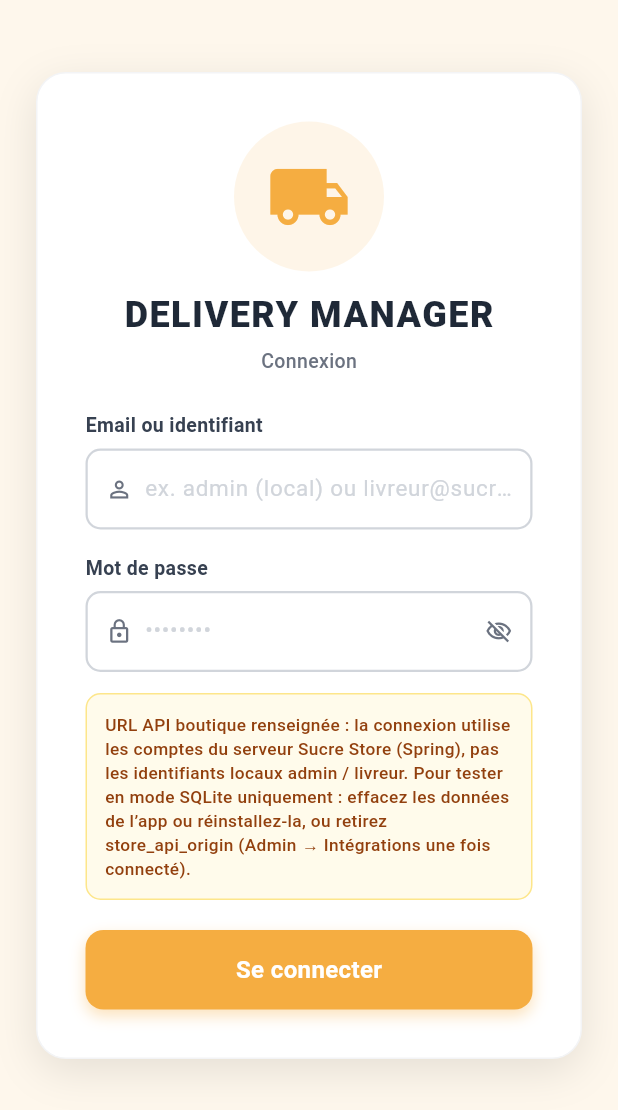
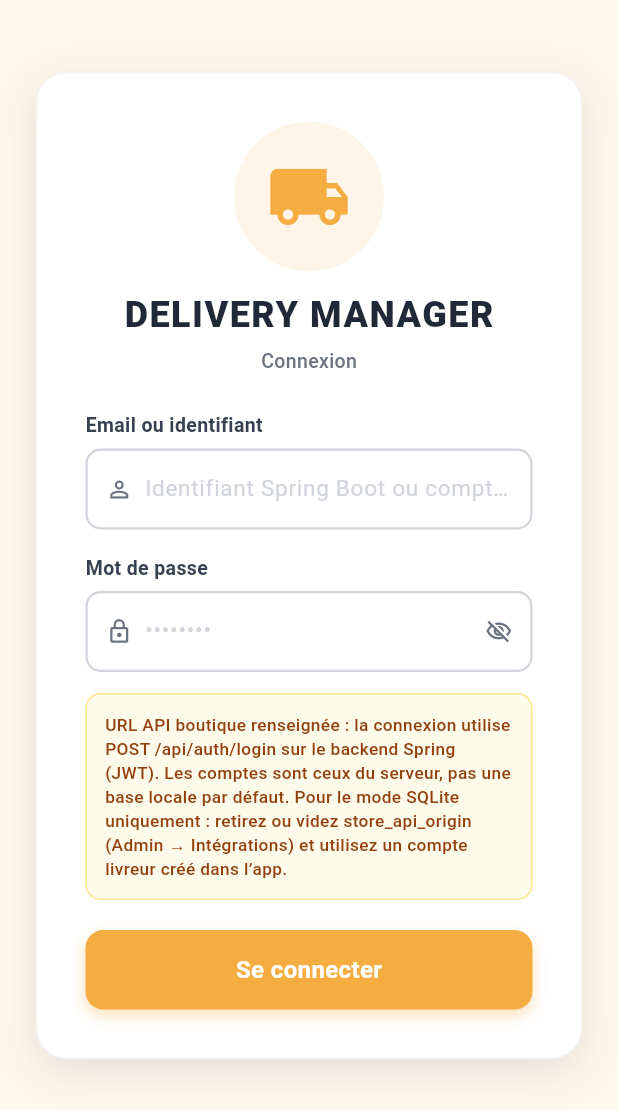
Before and after one commit to Kamal19612/SPIRIT-LIVRAISON, a Flutter app: the screen it shows after launch, after a tap on the "visibility" icon, on a phone screen of 412 x 824 dp. Shown: the top 1110 px of the screen. Run offline on Flutter 3.47's test engine with Material 3 defaults, Android fonts, the phone set to English and light mode, and no system bars; our stand-ins replace cached_network_image, dio, firebase_core, firebase_messaging, flutter_local_notifications, flutter_secure_storage and 4 more; missing offline and left inert: google_mlkit_text_recognition; accounts and stored records are empty.

Commit message:
correction 1

```diff
--- a/lib/config/app_config.dart
+++ b/lib/config/app_config.dart
@@ -1,19 +1,14 @@
 class AppConfig {
   static const String dbName    = 'delivery_manager.db';
-  static const int    dbVersion = 8;
-
-  /// Compte administrateur SQLite : créé au premier lancement et réinjecté au démarrage
-  /// si la ligne manque ([LocalDatabase.ensureDefaultLocalAccounts]). À changer en prod
-  /// après la première connexion locale (Admin) si vous exposez l’APK publiquement.
-  static const String defaultLocalAdminUsername = 'admin';
-  static const String defaultLocalAdminPassword = r'Pass_word.(1)@!';
+  static const int    dbVersion = 10;
 
   // Valeurs par défaut (écrasées par app_config en base)
   static const String defaultAppName      = 'Delivery Manager';
   static const String defaultLogoUrl      = '';
   static const String defaultPrimaryColor = '#F5AD41';
 
-  /// Backend boutique (Spring) par défaut, sans `/api`.
-  /// Peut être écrasé dans Admin → Intégrations.
+  /// Origine publique du backend Spring Boot, **sans** `/` final ni suffixe `/api`
+  /// (les appels utilisent `{origin}/api/...`). Production : spdelivery.
+  /// En local : `http://<votre_IP>:8081`. Peut être écrasé dans Admin → Intégrations.
   static const String defaultStoreApiOrigin = 'https://spdelivery.socialracine.com';
 }
--- a/lib/database/local_database.dart
+++ b/lib/database/local_database.dart
@@ -5,6 +5,7 @@ import 'package:sqflite_common_ffi/sqflite_ffi.dart';
 import 'package:path/path.dart';
 import '../config/app_config.dart';
 import '../models/user_model.dart';
+import '../utils/url_normalize.dart';
 
 class LocalDatabase {
   LocalDatabase._();
@@ -165,22 +166,6 @@ class LocalDatabase {
           conflictAlgorithm: ConflictAlgorithm.ignore);
     }
     await batch.commit();
-
-    // ── Seed : compte admin ──────────────────────────────────────────────────
-    await db.insert('users', {
-      'username': AppConfig.defaultLocalAdminUsername,
-      'password': _hash(AppConfig.defaultLocalAdminPassword),
-      'role': 'ADMIN',
-      'active': 1,
-    });
-
-    // ── Seed : livreur par défaut ────────────────────────────────────────────
-    await db.insert('users', {
-      'username': 'livreur',
-      'password': _hash('livreur123'),
-      'role': 'DELIVERY_AGENT',
-      'active': 1,
-    });
   }
 
   Future<void> _onUpgrade(Database db, int oldVersion, int newVersion) async {
@@ -193,23 +178,42 @@ class LocalDatabase {
     if (oldVersion < 6) {
       await _migrateToV6(db);
     }
-    if (oldVersion < 7) {
-      await _migrateToV7(db);
-    }
     if (oldVersion < 8) {
       await _migrateToV8(db);
     }
+    if (oldVersion < 9) {
+      await _migrateToV9(db);
+    }
+    if (oldVersion < 10) {
+      await _migrateToV10(db);
+    }
   }
 
-  /// Aligne le mot de passe du compte [AppConfig.defaultLocalAdminUsername] sur la valeur courante d’AppConfig.
-  Future<void> _migrateToV7(Database db) async {
-    final h = _hash(AppConfig.defaultLocalAdminPassword);
-    await db.update(
-      'users',
-      {'password': h},
-      where: 'username = ?',
-      whereArgs: [AppConfig.defaultLocalAdminUsername],
+  /// No-op (réservé pour chaîne de versions déjà déployée).
+  Future<void> _migrateToV9(Database db) async {}
+
+  /// Répare les installs ayant reçu l’URL `api.sucrestore.com` par erreur ; Spring est sur spdelivery.
+  Future<void> _migrateToV10(Database db) async {
+    const mistakenOrigin = 'https://api.sucrestore.com';
+    final rows = await db.query(
+      'app_config',
+      columns: ['value'],
+      where: 'key = ?',
+      whereArgs: ['store_api_origin'],
+      limit: 1,
     );
+    if (rows.isEmpty) return;
+    final current = (rows.first['value'] as String?)?.trim() ?? '';
+    final n = normalizeHttpOrigin(current);
+    final wrong = normalizeHttpOrigin(mistakenOrigin);
+    if (n != null && wrong != null && n == wrong) {
+      await db.update(
+        'app_config',
+        {'value': AppConfig.defaultStoreApiOrigin},
+        where: 'key = ?',
+        whereArgs: ['store_api_origin'],
+      );
+    }
   }
 
   Future<void> _migrateToV8(Database db) async {
@@ -232,7 +236,7 @@ class LocalDatabase {
     }
 
     final current = (rows.first['value'] as String?)?.trim() ?? '';
-    final normalized = normalizeStoreApiOrigin(current) ?? '';
+    final normalized = normalizeHttpOrigin(current) ?? '';
     final lower = normalized.toLowerCase();
     final shouldReplace =
         lower.isEmpty || lower.contains('sucre-store.socialracine.com');
@@ -318,41 +322,6 @@ class LocalDatabase {
     await db.delete('orders');
   }
 
-  /// Garantit le compte admin (et livreur démo) en base pour les installs / migrations anciennes.
-  Future<void> ensureDefaultLocalAccounts() async {
-    final database = db;
-    Future<void> ensureUser({
-      required String username,
-      required String plainPassword,
-      required String role,
-    }) async {
-      final existing = await database.query(
-        'users',
-        where: 'username = ?',
-        whereArgs: [username],
-        limit: 1,
-      );
-      if (existing.isNotEmpty) return;
-      await database.insert('users', {
-        'username': username,
-        'password': _hash(plainPassword),
-        'role': role,
-        'active': 1,
-      });
-    }
-
-    await ensureUser(
-      username: AppConfig.defaultLocalAdminUsername,
-      plainPassword: AppConfig.defaultLocalAdminPassword,
-      role: 'ADMIN',
-    );
-    await ensureUser(
-      username: 'livreur',
-      plainPassword: 'livreur123',
-      role: 'DELIVERY_AGENT',
-    );
-  }
-
   Future<UserModel?> authenticateLocalUser(
     String username,
     String plainPassword,
--- a/lib/main.dart
+++ b/lib/main.dart
@@ -19,7 +19,6 @@ void main() async {
   WidgetsFlutterBinding.ensureInitialized();
 
   await LocalDatabase.instance.init();
-  await LocalDatabase.instance.ensureDefaultLocalAccounts();
   await NotificationService.instance.init();
   try {
     await FcmService.instance.init();
--- a/lib/screens/login_screen.dart
+++ b/lib/screens/login_screen.dart
@@ -1,7 +1,6 @@
 import 'package:cached_network_image/cached_network_image.dart';
 import 'package:flutter/material.dart';
 import 'package:provider/provider.dart';
-import '../config/app_config.dart';
 import '../database/app_config_dao.dart';
 import '../providers/app_config_provider.dart';
 import '../providers/auth_provider.dart';
@@ -118,7 +117,7 @@ class _LoginScreenState extends State<LoginScreen> {
                         const SizedBox(height: 6),
                         _buildTextField(
                           controller: _usernameController,
-                          hint: 'ex. admin (local) ou livreur@sucrestore.com',
+                          hint: 'Identifiant Spring Boot ou compte local',
                           icon: Icons.person_outline,
                         ),
                         const SizedBox(height: 16),
@@ -293,10 +292,10 @@ class _LoginScreenState extends State<LoginScreen> {
         border: Border.all(color: const Color(0xFFFDE68A)),
       ),
       child: const Text(
-        'URL API boutique renseignée : la connexion utilise les comptes du serveur '
-        'Sucre Store (Spring), pas les identifiants locaux admin / livreur. '
-        'Pour tester en mode SQLite uniquement : effacez les données de l’app ou '
-        'réinstallez-la, ou retirez store_api_origin (Admin → Intégrations une fois connecté).',
+        'URL API boutique renseignée : la connexion utilise POST /api/auth/login sur le '
+        'backend Spring (JWT). Les comptes sont ceux du serveur, pas une base locale par défaut. '
+        'Pour le mode SQLite uniquement : retirez ou videz store_api_origin (Admin → Intégrations) '
+        'et utilisez un compte livreur créé dans l’app.',
         style: TextStyle(
           fontSize: 11.5,
           height: 1.35,
@@ -317,13 +316,12 @@ class _LoginScreenState extends State<LoginScreen> {
         borderRadius: BorderRadius.circular(10),
         border: Border.all(color: const Color(0xFFBBF7D0)),
       ),
-      child: Text(
-        'Premier lancement : sans URL API boutique, la connexion utilise les comptes '
-        'locaux créés automatiquement — admin : '
-        '${AppConfig.defaultLocalAdminUsername} / ${AppConfig.defaultLocalAdminPassword} ; '
-        'livreur démo : livreur / livreur123. Ensuite, configurez l’URL dans Admin → '
-        'Intégrations ; la connexion passera alors par la boutique (Spring).',
-        style: const TextStyle(
+      child: const Text(
+        'Aucune URL API boutique valide : connexion SQLite uniquement (comptes créés '
+        'depuis l’écran Admin). Pour utiliser Spring Boot (POST /api/auth/login), '
+        'renseignez l’URL du backend. En cas de blocage, effacer les données de l’app '
+        'réapplique l’URL par défaut du build.',
+        style: TextStyle(
           fontSize: 11.5,
           height: 1.35,
           color: Color(0xFF166534),
--- a/lib/services/auth_service.dart
+++ b/lib/services/auth_service.dart
@@ -2,7 +2,6 @@ import 'dart:convert';
 import 'package:dio/dio.dart';
 import 'package:flutter_secure_storage/flutter_secure_storage.dart';
 
-import '../config/app_config.dart';
 import '../database/app_config_dao.dart';
 import '../database/local_database.dart';
 import '../models/user_model.dart';
@@ -59,7 +58,7 @@ class AuthService {
   Future<UserModel> login(String usernameOrEmail, String password) async {
     final origin = await _apiOrigin();
 
-    // Sans URL boutique : authentification SQLite uniquement (admin / livreur créés au déploiement).
+    // Sans URL boutique : authentification SQLite uniquement (comptes créés depuis l’admin app).
     if (origin == null || origin.isEmpty) {
       final localUser = await LocalDatabase.instance.authenticateLocalUser(
         usernameOrEmail.trim(),
@@ -67,9 +66,10 @@ class AuthService {
       );
       if (localUser == null) {
         throw Exception(
-          'Identifiants incorrects, ou comptes locaux absents. Comptes par défaut au premier '
-          'lancement : ${AppConfig.defaultLocalAdminUsername} / ${AppConfig.defaultLocalAdminPassword} '
-          '(admin), livreur / livreur123 (livreur). Réinstallez l’app ou videz les données si besoin.',
+          'Identifiants incorrects ou aucun compte local. Sans URL API boutique, seuls les '
+          'utilisateurs enregistrés dans l’app (écran Admin) peuvent se connecter. Sinon, '
+          'renseignez l’URL du backend Spring (clé store_api_origin) pour utiliser '
+          'POST /api/auth/login.',
         );
       }
       await _storage.delete(key: _jwtKey);
```
